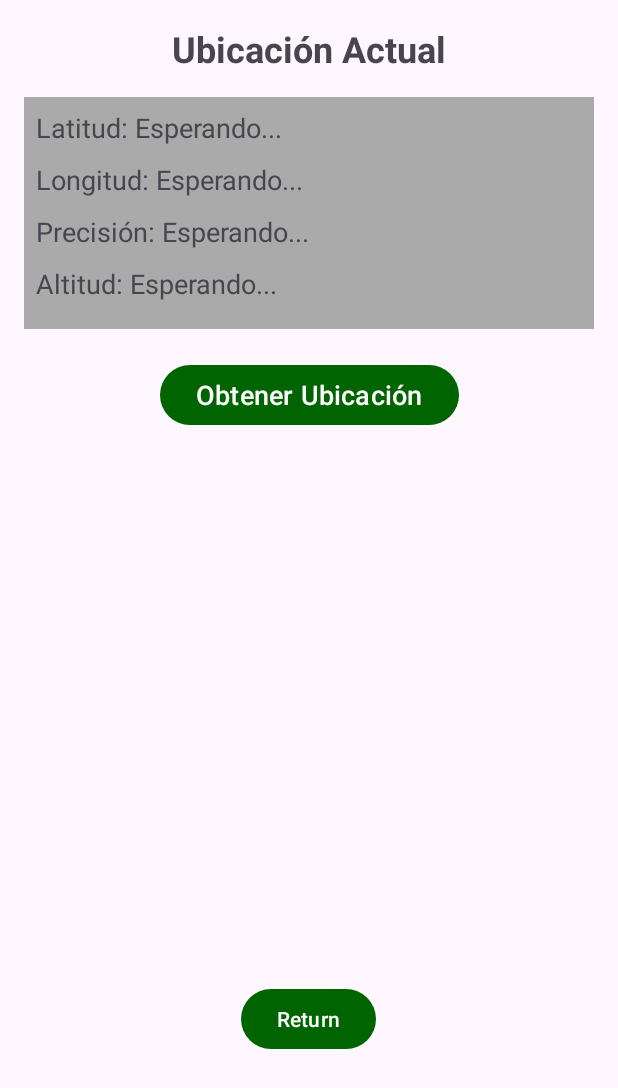
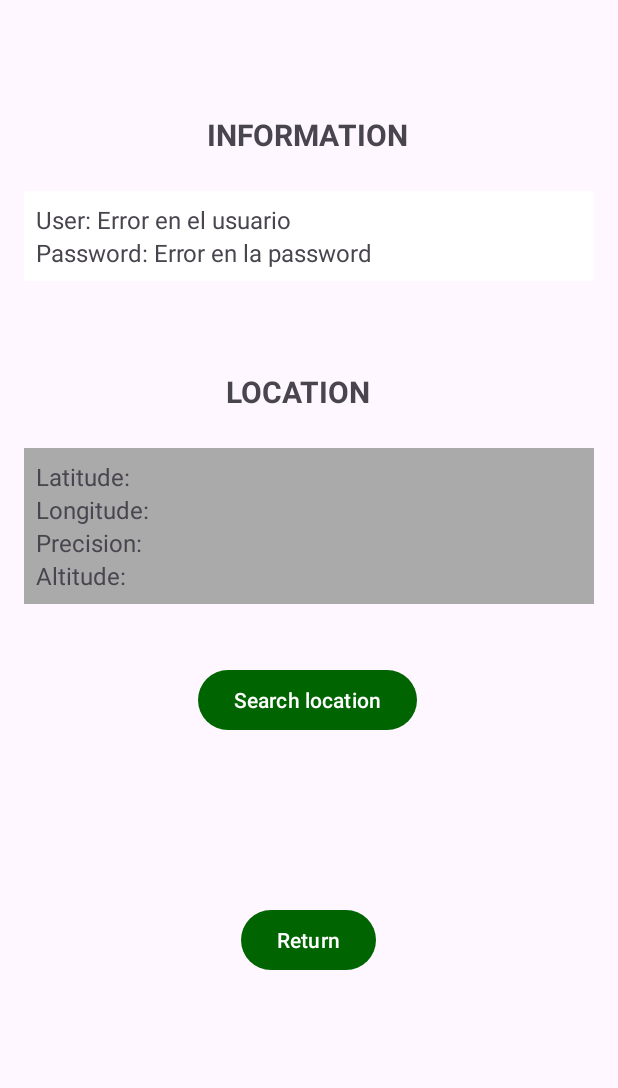
Before and after one commit to Albertlp93/ProjectGame, an Android app: the UserDataPag screen opened directly, with no data from a screen before it, on a phone screen of 412 x 824 dp. Shown: the top 1088 px of the screen. Run offline under Robolectric (Android 15) with nearby library versions, the phone set to English and light mode, and no system bars.

Commit message:
UserData - Arreglos y ajustes

```diff
--- a/app/src/main/java/com/projectgame/projectgame/HistoricalPag.java
+++ b/app/src/main/java/com/projectgame/projectgame/HistoricalPag.java
@@ -16,6 +16,7 @@ public class HistoricalPag extends AppCompatActivity {
     //ATRIBUTOS
     private BaseDeDatosHelper dbHelper;
     private String nombreUsuario;
+    private String passwordUsuario;
 
     @Override
     protected void onCreate(Bundle savedInstanceState) {
@@ -40,6 +41,7 @@ public class HistoricalPag extends AppCompatActivity {
 
         //OBTENER - Nombre Usuario
         nombreUsuario = getIntent().getStringExtra("nombreUsuario");
+        passwordUsuario = getIntent().getStringExtra("contraseña");
 
 
         //BOTON - VOLVER
@@ -48,6 +50,7 @@ public class HistoricalPag extends AppCompatActivity {
             //MOVER A LA SIGUIENTE PAGINA {ThirdPag}
             Intent intent = new Intent(HistoricalPag.this, ThirdPag.class);
             intent.putExtra("nombreUsuario", nombreUsuario);
+            intent.putExtra("contraseña", passwordUsuario);
             startActivity(intent);
             finish();
         });
--- a/app/src/main/java/com/projectgame/projectgame/SecondPag.java
+++ b/app/src/main/java/com/projectgame/projectgame/SecondPag.java
@@ -63,8 +63,9 @@ public class SecondPag extends AppCompatActivity {
                         if (existe) {
                             //MOVER A LA SIGUIENTE PAGINA {ThirdPag}
                             Intent intent = new Intent(SecondPag.this, ThirdPag.class);
-                                //Pasar el nombre de usuario a la siguiente actividad
+                                //Pasar el nombre de usuario y la contraseña la siguiente actividad
                                  intent.putExtra("nombreUsuario", usuario);
+                                 intent.putExtra("contraseña", contraseña);
                                  startActivity(intent);
                                  finish();
                         }
--- a/app/src/main/java/com/projectgame/projectgame/ThirdPag.java
+++ b/app/src/main/java/com/projectgame/projectgame/ThirdPag.java
@@ -9,6 +9,7 @@ import androidx.appcompat.app.AppCompatActivity;
 public class ThirdPag extends AppCompatActivity {
     // ATRIBUTOS
     private String nombreUsuario;
+    private String passwordUsuario;
 
     @Override
     protected void onCreate(Bundle savedInstanceState) {
@@ -23,7 +24,8 @@ public class ThirdPag extends AppCompatActivity {
         Button buttonUserData = findViewById(R.id.buttonUserData);   // Datos usuario
 
         // OBTENER - Nombre Usuario
-        nombreUsuario = getIntent().getStringExtra("nombreUsuario");
+        nombreUsuario   = getIntent().getStringExtra("nombreUsuario");
+        passwordUsuario = getIntent().getStringExtra("contraseña");
 
         // BOTON - INICIAR JUEGO
         buttonIniciar.setOnClickListener(new View.OnClickListener() {
@@ -33,6 +35,7 @@ public class ThirdPag extends AppCompatActivity {
                 Intent intent = new Intent(ThirdPag.this, gamePag.class);
                 // Pasar el nombre de usuario a la siguiente actividad
                 intent.putExtra("nombreUsuario", nombreUsuario);
+                intent.putExtra("contraseña", passwordUsuario);
                 startActivity(intent);
             }
         });
@@ -44,6 +47,7 @@ public class ThirdPag extends AppCompatActivity {
                 // MOVER A LA SIGUIENTE PAGINA {HistoricalPag}
                 Intent intent = new Intent(ThirdPag.this, HistoricalPag.class);
                 intent.putExtra("nombreUsuario", nombreUsuario);
+                intent.putExtra("contraseña", passwordUsuario);
                 startActivity(intent);
             }
         });
@@ -55,6 +59,7 @@ public class ThirdPag extends AppCompatActivity {
                 // MOVER A LA SIGUIENTE PAGINA {UserDataPag}
                 Intent intent = new Intent(ThirdPag.this, UserDataPag.class);
                 intent.putExtra("nombreUsuario", nombreUsuario);
+                intent.putExtra("contraseña", passwordUsuario);
                 startActivity(intent);
             }
         });
--- a/app/src/main/java/com/projectgame/projectgame/UserDataPag.java
+++ b/app/src/main/java/com/projectgame/projectgame/UserDataPag.java
@@ -24,6 +24,7 @@ public class UserDataPag extends AppCompatActivity {
     private Button buttonVolver, btnObtenerUbicacion;
     private TextView latitudText, longitudText, precisionText, altitudText;
     private String nombreUsuario;
+    private String passwordUsuario;
     private FusedLocationProviderClient fusedLocationProviderClient;  //Ubicacion del cliente
     private static final int LOCATION_PERMISSION_REQUEST_CODE = 1001; //Solicitud de permisos
 
@@ -45,8 +46,29 @@ public class UserDataPag extends AppCompatActivity {
         precisionText = findViewById(R.id.precisionText);
         altitudText = findViewById(R.id.altitudText);
 
-        //OBTENER - Nombre Usuario
-        nombreUsuario = getIntent().getStringExtra("nombreUsuario");
+        //OBTENER - Nombre Usuario + Password Usuario
+        nombreUsuario   = getIntent().getStringExtra("nombreUsuario");
+        passwordUsuario = getIntent().getStringExtra("contraseña");
+
+            //MOSTRAR - Nombre Usuario + paswword
+            TextView userNameDisplay = findViewById(R.id.userNameText);
+            TextView PasswordUserDisplay = findViewById(R.id.userPasswordText);
+
+
+            if (nombreUsuario != null && !nombreUsuario.isEmpty()) {
+                userNameDisplay.setText(getString(R.string.udp_UserName) + nombreUsuario);
+            } else {
+                userNameDisplay.setText(getString(R.string.udp_UserName) + " Error en el usuario");
+            }
+
+            if (passwordUsuario != null ) {
+                PasswordUserDisplay.setText(getString(R.string.udp_UserPassword) + passwordUsuario);
+            } else {
+                PasswordUserDisplay.setText(getString(R.string.udp_UserPassword) + " Error en la password");
+            }
+
+
+
 
         // Inicializar el cliente de ubicación
         fusedLocationProviderClient = LocationServices.getFusedLocationProviderClient(this);
@@ -55,6 +77,7 @@ public class UserDataPag extends AppCompatActivity {
         buttonVolver.setOnClickListener(v -> {
             Intent intent = new Intent(UserDataPag.this, ThirdPag.class);
             intent.putExtra("nombreUsuario", nombreUsuario);
+            intent.putExtra("contraseña", passwordUsuario);
             startActivity(intent);
             finish();
         });
@@ -136,7 +159,7 @@ public class UserDataPag extends AppCompatActivity {
         String udp_latitude = getString(R.string.udp_latitude);
         String udp_longitude = getString(R.string.udp_longitude);
         String udp_precision = getString(R.string.udp_precision);
-        String udp_altitud = getString(R.string.udp_altitud);
+        String udp_altitud = getString(R.string.udp_altitude);
         String udp_distance = getString(R.string.udp_distance);
 
         latitudText.setText(udp_latitude + location.getLatitude());
--- a/app/src/main/java/com/projectgame/projectgame/gamePag.java
+++ b/app/src/main/java/com/projectgame/projectgame/gamePag.java
@@ -64,6 +64,7 @@ public class gamePag extends AppCompatActivity {
     private int playerBet = 0;
     private int playerCoins;
     private String nombreUsuario;
+    private String passwordUsuario;
     private static final int STORAGE_PERMISSION_CODE = 1;
     private static final int CALENDAR_PERMISSION_CODE = 2;
     private SoundPool soundPool;
@@ -93,6 +94,8 @@ public class gamePag extends AppCompatActivity {
 
         dbHelper = new BaseDeDatosHelper(this);
         nombreUsuario = getIntent().getStringExtra("nombreUsuario");
+        passwordUsuario = getIntent().getStringExtra("contraseña");
+
         playerCoins = dbHelper.obtenerPuntuacion(nombreUsuario);
         updateCoinsDisplay();
 
@@ -141,6 +144,7 @@ public class gamePag extends AppCompatActivity {
             Intent intent = new Intent(gamePag.this, ThirdPag.class);
             dbHelper.actualizarPuntuacion(nombreUsuario, playerCoins);
             intent.putExtra("nombreUsuario", nombreUsuario);
+            intent.putExtra("contraseña", passwordUsuario);
             startActivity(intent);
         });
 
@@ -155,6 +159,7 @@ public class gamePag extends AppCompatActivity {
             Intent intent = new Intent(gamePag.this, HistoricalPag.class);
             intent.putExtra("puntuacion", playerCoins);
             intent.putExtra("nombreUsuario", nombreUsuario);
+            intent.putExtra("contraseña", passwordUsuario);
             startActivity(intent);
         });
 
--- a/app/src/main/res/layout/activity_third_pag.xml
+++ b/app/src/main/res/layout/activity_third_pag.xml
@@ -11,10 +11,12 @@
         android:layout_width="0dp"
         android:layout_height="0dp"
         android:scaleType="centerCrop"
+        app:layout_constraintBottom_toBottomOf="parent"
+        app:layout_constraintEnd_toEndOf="parent"
+        app:layout_constraintHorizontal_bias="0.0"
+        app:layout_constraintStart_toStartOf="parent"
         app:layout_constraintTop_toTopOf="parent"
-        app:layout_constraintBottom_toBottomOf="parent"
-        app:layout_constraintStart_toStartOf="parent"
-        app:layout_constraintEnd_toEndOf="parent"
+        app:layout_constraintVertical_bias="0.0"
         app:srcCompat="@drawable/fondo_dados_11" />
 
     <Button
@@ -26,20 +28,21 @@
         android:text="@string/btn_inicioJuego"
         app:layout_constraintBottom_toTopOf="@+id/buttonHistorico"
         app:layout_constraintEnd_toEndOf="parent"
+        app:layout_constraintHorizontal_bias="0.494"
         app:layout_constraintStart_toStartOf="parent"
         app:layout_constraintTop_toTopOf="@+id/imageView2"
-        app:layout_constraintVertical_bias="0.815" />
+        app:layout_constraintVertical_bias="0.586" />
 
     <Button
         android:id="@+id/buttonHistorico"
         android:layout_width="162dp"
         android:layout_height="54dp"
         android:layout_gravity="left"
-        android:layout_marginBottom="216dp"
+        android:layout_marginBottom="320dp"
         android:text="@string/btn_historico"
         app:layout_constraintBottom_toBottomOf="parent"
         app:layout_constraintEnd_toEndOf="parent"
-        app:layout_constraintHorizontal_bias="0.504"
+        app:layout_constraintHorizontal_bias="0.497"
         app:layout_constraintStart_toStartOf="parent" />
 
     <Button
@@ -47,11 +50,11 @@
         android:layout_width="162dp"
         android:layout_height="54dp"
         android:layout_gravity="left"
-        android:layout_marginBottom="136dp"
+        android:layout_marginBottom="220dp"
         android:text="@string/btn_user"
         app:layout_constraintBottom_toBottomOf="parent"
         app:layout_constraintEnd_toEndOf="parent"
-        app:layout_constraintHorizontal_bias="0.497"
+        app:layout_constraintHorizontal_bias="0.489"
         app:layout_constraintStart_toStartOf="parent" />
 
 
--- a/app/src/main/res/layout/activity_userdata_pag.xml
+++ b/app/src/main/res/layout/activity_userdata_pag.xml
@@ -6,88 +6,122 @@
     android:layout_height="match_parent"
     android:padding="16dp">
 
-    <!-- Título de la pantalla -->
+
+
     <TextView
-        android:id="@+id/ubicacionTitle"
+        android:id="@+id/userInfoTitle"
         android:layout_width="wrap_content"
         android:layout_height="wrap_content"
-        android:text="Ubicación Actual"
-        android:textSize="24sp"
+        android:layout_marginTop="60dp"
+        android:text="@string/udp_TitleUserInfo"
+        android:textSize="20sp"
         android:textStyle="bold"
-        android:gravity="center"
-        app:layout_constraintTop_toTopOf="parent"
+        app:layout_constraintEnd_toEndOf="parent"
+        app:layout_constraintHorizontal_bias="0.496"
         app:layout_constraintStart_toStartOf="parent"
+        app:layout_constraintTop_toTopOf="parent" />
+
+    <!-- Botón para volver -->
+
+    <LinearLayout
+        android:id="@+id/userInfoLinearLayout"
+        android:layout_width="0dp"
+        android:layout_height="wrap_content"
+        android:layout_marginTop="24dp"
+        android:background="@android:color/white"
+        android:orientation="vertical"
+        android:padding="8dp"
         app:layout_constraintEnd_toEndOf="parent"
-        app:layout_constraintBottom_toTopOf="@id/infoLinearLayout" />
+        app:layout_constraintHorizontal_bias="0.0"
+        app:layout_constraintStart_toStartOf="parent"
+        app:layout_constraintTop_toBottomOf="@id/userInfoTitle">
 
-    <!-- LinearLayout para latitud, longitud, precisión y altitud -->
+        <TextView
+            android:id="@+id/userNameText"
+            android:layout_width="match_parent"
+            android:layout_height="wrap_content"
+            android:text="@string/udp_UserName"
+            android:textSize="16sp" />
+
+        <TextView
+            android:id="@+id/userPasswordText"
+            android:layout_width="match_parent"
+            android:layout_height="wrap_content"
+            android:text="@string/udp_UserPassword"
+            android:textSize="16sp" />
+    </LinearLayout>
+
+    <TextView
+        android:id="@+id/locationTitle"
+        android:layout_width="wrap_content"
+        android:layout_height="wrap_content"
+        android:layout_marginTop="60dp"
+        android:text="@string/udp_TitleUserLocation"
+        android:textSize="20sp"
+        android:textStyle="bold"
+        app:layout_constraintEnd_toEndOf="parent"
+        app:layout_constraintHorizontal_bias="0.475"
+        app:layout_constraintStart_toStartOf="parent"
+        app:layout_constraintTop_toBottomOf="@id/userInfoLinearLayout" />
+
     <LinearLayout
         android:id="@+id/infoLinearLayout"
         android:layout_width="0dp"
         android:layout_height="wrap_content"
+        android:layout_marginTop="24dp"
+        android:background="@android:color/darker_gray"
         android:orientation="vertical"
         android:padding="8dp"
-        android:background="@android:color/darker_gray"
-        android:layout_marginTop="16dp"
-        app:layout_constraintTop_toBottomOf="@id/ubicacionTitle"
+        app:layout_constraintEnd_toEndOf="parent"
+        app:layout_constraintHorizontal_bias="0.0"
         app:layout_constraintStart_toStartOf="parent"
-        app:layout_constraintEnd_toEndOf="parent">
+        app:layout_constraintTop_toBottomOf="@id/locationTitle">
 
-        <!-- Mostrar la Latitud -->
         <TextView
             android:id="@+id/latitudText"
             android:layout_width="wrap_content"
             android:layout_height="wrap_content"
-            android:text="Latitud: Esperando..."
-            android:textSize="18sp"
-            android:layout_marginBottom="10dp" />
+            android:text="@string/udp_latitude"
+            android:textSize="16sp" />
 
-        <!-- Mostrar la Longitud -->
         <TextView
             android:id="@+id/longitudText"
             android:layout_width="wrap_content"
             android:layout_height="wrap_content"
-            android:text="Longitud: Esperando..."
-            android:textSize="18sp"
-            android:layout_marginBottom="10dp" />
+            android:text="@string/udp_longitude"
+            android:textSize="16sp" />
 
-        <!-- Mostrar la Precisión -->
         <TextView
             android:id="@+id/precisionText"
             android:layout_width="wrap_content"
             android:layout_height="wrap_content"
-            android:text="Precisión: Esperando..."
-            android:textSize="18sp"
-            android:layout_marginBottom="10dp" />
+            android:text="@string/udp_precision"
+            android:textSize="16sp" />
 
-        <!-- Mostrar la Altitud -->
         <TextView
             android:id="@+id/altitudText"
             android:layout_width="wrap_content"
             android:layout_height="wrap_content"
-            android:text="Altitud: Esperando..."
-            android:textSize="18sp"
-            android:layout_marginBottom="10dp" />
+            android:text="@string/udp_altitude"
+            android:textSize="16sp" />
     </LinearLayout>
 
-    <!-- Botón para obtener la ubicación -->
     <Button
         android:id="@+id/btnObtenerUbicacion"
         android:layout_width="wrap_content"
         android:layout_height="wrap_content"
-        android:text="Obtener Ubicación"
-        android:textSize="18sp"
-        android:layout_marginTop="20dp"
-        app:layout_constraintTop_toBottomOf="@id/infoLinearLayout"
+        android:layout_marginTop="40dp"
+        android:text="@string/udp_GetLocation"
+        app:layout_constraintEnd_toEndOf="parent"
+        app:layout_constraintHorizontal_bias="0.497"
         app:layout_constraintStart_toStartOf="parent"
-        app:layout_constraintEnd_toEndOf="parent" />
+        app:layout_constraintTop_toBottomOf="@id/infoLinearLayout" />
 
-    <!-- Botón para volver a ThirdPag -->
     <Button
         android:id="@+id/buttonVolver"
         android:layout_width="wrap_content"
         android:layout_height="wrap_content"
-        android:layout_marginTop="368dp"
+        android:layout_marginTop="112dp"
         android:text="@string/btn_regresar"
         app:layout_constraintEnd_toEndOf="parent"
         app:layout_constraintHorizontal_bias="0.498"
--- a/app/src/main/res/values/strings.xml
+++ b/app/src/main/res/values/strings.xml
@@ -16,12 +16,6 @@
     <string name="btn_olvidaste_contraseña">Recover</string>
     <string name="btn_start">START</string>
 
-    <!-- TERCERA PESTAÑA -->
-
-    <string name="btn_inicioJuego">Start game</string>
-    <string name="btn_historico">Historical data</string>
-    <string name="btn_user">User information</string>
-    <string name="btn_config">Settings</string>
 
     <!-- REGISTRO -->
 
@@ -104,26 +98,41 @@
     <string name="gp_recharged_coins">" coins "</string>
     <string name="gp_calendar_select">"Select calendar: "</string>
 
+
+    <!-- SECONDPAG -->
+    <string name="sp_user_unknown">User unknown</string>
+    <string name="sp_error_query">Error executing query</string>
+
+    <!-- TERCERA PESTAÑA -->
+
+    <string name="btn_inicioJuego">Start game</string>
+    <string name="btn_historico">Historical data</string>
+    <string name="btn_user">User information</string>
+    <string name="btn_config">Settings</string>
+
     <!-- HISTORICALPAG -->
     <string name="hp_name">Name: </string>>
     <string name="hp_score">Score: </string>
     <string name="hp_no_data">No game data available </string>>
 
-    <!-- SECONDPAG -->
-    <string name="sp_user_unknown">User unknown</string>
-    <string name="sp_error_query">Error executing query</string>
 
     <!-- USERDATAPAG -->
-    <string name="udp_not_location">No location available</string>
+    <string name="udp_TitleUserInfo">INFORMATION </string>
+    <string name="udp_TitleUserLocation">LOCATION </string>
     <string name="udp_latitude">"Latitude: "</string>
     <string name="udp_longitude">"Longitude: "</string>
     <string name="udp_precision">"Precision: "</string>
-    <string name="udp_altitud">"Altitude: "</string>
+    <string name="udp_altitude">"Altitude: "</string>
     <string name="udp_distance">" meters"</string>
     <string name="udp_not_permision">Location permission denied</string>
+    <string name="udp_not_location">No location available</string>
+    <string name="udp_GetLocation">Search location</string>
+    <string name="udp_UserName">User: </string>
+    <string name="udp_UserPassword">Password: </string>
 
     <!-- USERREPOSITORY -->
     <string name="ur_error_user_creation">Error creating user</string>
+    <string name="udp_altitud">"Altitude: "</string>
 
 
 </resources>
```
